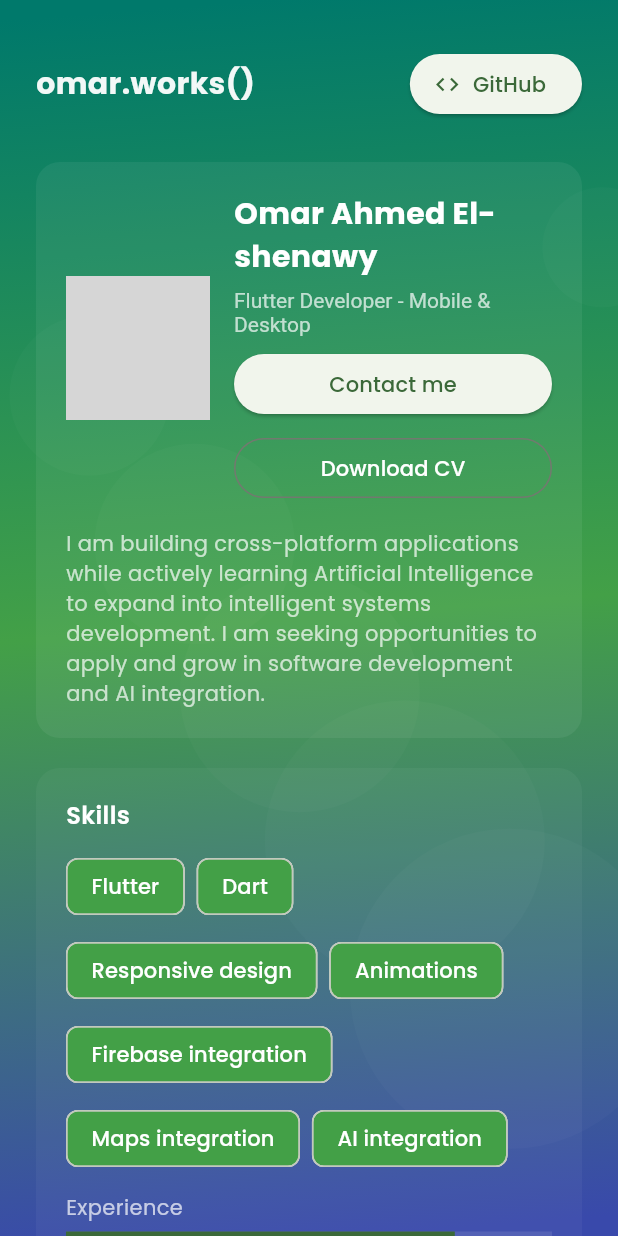
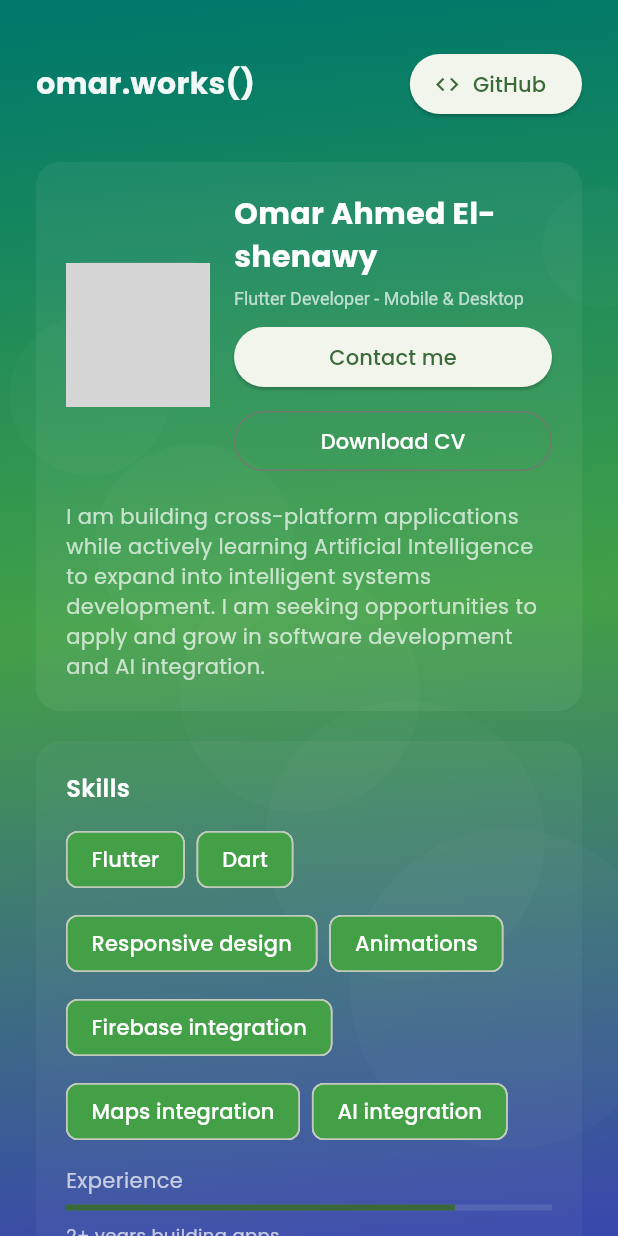
Before and after one commit to omarlshenawy/omar-portfolio, a Flutter app: the screen it shows after launch, on a phone screen of 412 x 824 dp. Run offline on Flutter 3.47's test engine with Material 3 defaults, Android fonts, the phone set to English and light mode, and no system bars; drawn by our look-alikes of animated_text_kit; our stand-ins replace flutter_staggered_animations, google_fonts; grey boxes are pictures that could not be loaded.

```diff
--- a/lib/main.dart
+++ b/lib/main.dart
@@ -552,7 +552,7 @@ class _IntroCard extends StatelessWidget {
                     Text('Omar Ahmed El-shenawy', style: TextStyle(fontSize: 20, fontWeight: FontWeight.bold, color: Colors.white)),
                     const SizedBox(height: 6),
                     DefaultTextStyle(
-                      style: const TextStyle(fontSize: 14, color: Colors.white70),
+                      style: const TextStyle(fontSize: 12, color: Colors.white70),
                       child: AnimatedTextKit(
                         isRepeatingAnimation: true,
                         repeatForever: true,
```
Also changed, not shown: 3 other files.
